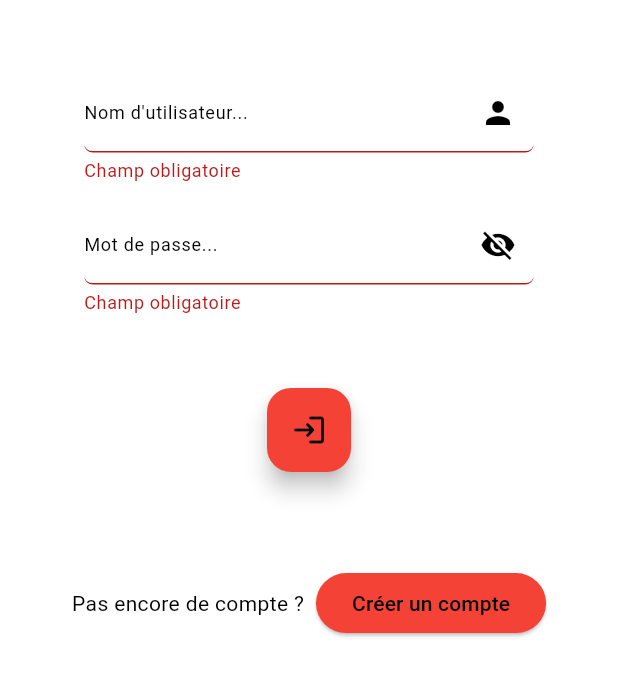
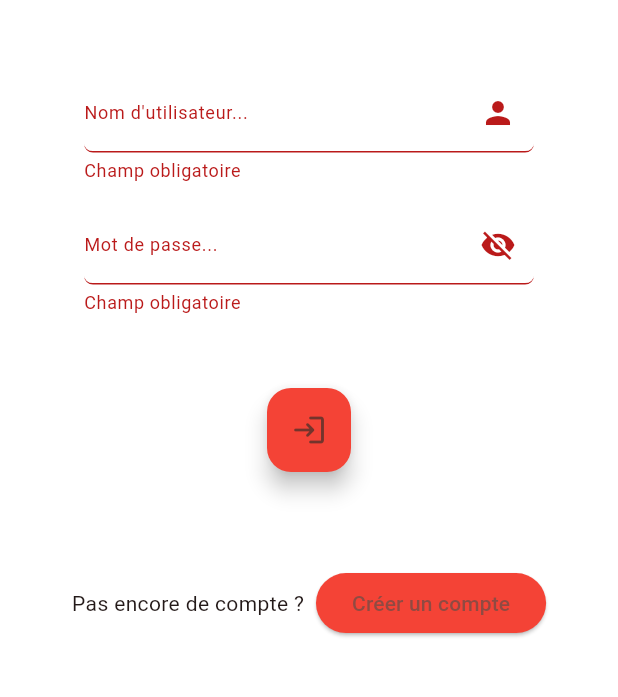
Before and after one commit to jspmic/medico_app, a Flutter app: the screen it shows after launch, after a tap on the "login" icon, on a phone screen of 412 x 824 dp, the part 484-1181 px from its top. Run offline on Flutter 3.47's test engine with Material 3 defaults, Android fonts, the phone set to English and light mode, and no system bars.

Commit message:
feat: finished designing login page

```diff
--- a/lib/main.dart
+++ b/lib/main.dart
@@ -1,4 +1,9 @@
 import 'package:flutter/material.dart';
+import 'package:medico/customWidgets.dart';
+import 'package:medico/user.dart';
+import 'package:medico/rdvScreen.dart' as rdvScreen;
+import 'package:medico/myselfScreen.dart';
+import 'package:medico/anotherScreen.dart';
 
 // These will be defined later depending on the context we're in
 // background: will contain the startup background depending on the device's theme
@@ -11,11 +16,7 @@ bool changeTheme = false;
 Color? getDeviceTheme(BuildContext context){
   Brightness brightness = MediaQuery.of(context).platformBrightness;
   bool isDarkMode = brightness == Brightness.dark;
-  return isDarkMode ? Colors.grey[900] : Colors.white;
-}
-
-Color? getColor() {
-  return background == Colors.white ? Colors.black : Colors.white;
+  return isDarkMode ? Colors.blueGrey[900] : Colors.white;
 }
 
 void main() => runApp(const Login());
@@ -31,10 +32,6 @@ class _LoginState extends State<Login> {
   @override
   Widget build(BuildContext context) {
     return MaterialApp(
-        initialRoute: '/',
-        // routes: {
-        //   '/second': (context) => const screen2.Screen2(),
-        // },
         title: "Medico",
         theme: ThemeData(
             colorScheme: ColorScheme.fromSeed(seedColor: Colors.red),
@@ -100,6 +97,12 @@ class _LoginPageState extends State<LoginPage> {
     if (mounted) {
       username.text = "";
       pssw.text = "";
+      Navigator.push(context,
+	  	MaterialPageRoute(builder: (context) {
+			rdvScreen.ScreenTransition(backgroundColor: background);
+			return rdvScreen.Rdv();
+		}),
+		);
     }
   }
 
@@ -139,11 +142,11 @@ class _LoginPageState extends State<LoginPage> {
                             decoration: InputDecoration(
                               border: UnderlineInputBorder(borderRadius: BorderRadius.circular(6)),
                               labelText: "Nom d'utilisateur...",
-                                labelStyle: TextStyle(color: getColor(), fontSize: 12),
-                              suffixIcon: Icon(Icons.person, color: getColor()),
+                                labelStyle: TextStyle(color: getColor(background), fontSize: 12),
+                              suffixIcon: Icon(Icons.person, color: getColor(background)),
                             ),
                             controller: username,
-                            style: TextStyle(color: getColor()),
+                            style: TextStyle(color: getColor(background)),
                             validator: (value) => _validateField(value),
                             onSaved: (value) => _uname = value!,
                           ),
@@ -156,12 +159,12 @@ class _LoginPageState extends State<LoginPage> {
 								setState(() {
 								  passwordVisible = !passwordVisible;
 								});
-								}, icon: Icon(passwordVisible ? Icons.visibility : Icons.visibility_off), color: getColor()),
-                              labelStyle: TextStyle(color: getColor(), fontSize: 12)
+								}, icon: Icon(passwordVisible ? Icons.visibility : Icons.visibility_off), color: getColor(background)),
+                              labelStyle: TextStyle(color: getColor(background), fontSize: 12)
                             ),
                             obscureText: !passwordVisible,
                             controller: pssw,
-                            style: TextStyle(color: getColor()),
+                            style: TextStyle(color: getColor(background)),
                             validator: (value) => _validateField(value),
                             onSaved: (value) => _pssw = value!,
                           )
@@ -171,15 +174,15 @@ class _LoginPageState extends State<LoginPage> {
                         isLoading ? CircularProgressIndicator()
                             : FloatingActionButton(onPressed: authenticate,
                           backgroundColor: Colors.red,
-                          child: Icon(Icons.login_rounded, color: getColor())),
+                          child: Icon(Icons.login_rounded, color: getColor(background))),
                         SizedBox(height: MediaQuery.of(context).size.height/13),
                         Row(
                           mainAxisAlignment: MainAxisAlignment.spaceEvenly,
                           children: [
-                            Text("Pas encore de compte ?", style: TextStyle(color: getColor())),
+                            Text("Pas encore de compte ?", style: TextStyle(color: getColor(background))),
                             ElevatedButton(onPressed: () => changeThemeFunction(),
                               style: ElevatedButton.styleFrom(backgroundColor: Colors.red),
-                              child: Text("Créer un compte", style: TextStyle(color: getColor()))),
+                              child: Text("Créer un compte", style: TextStyle(color: getColor(background)))),
                           ]
                         ),
                   ]))),
```
Also changed, not shown: lib/customWidgets.dart (added), lib/rdvScreen.dart (added).
